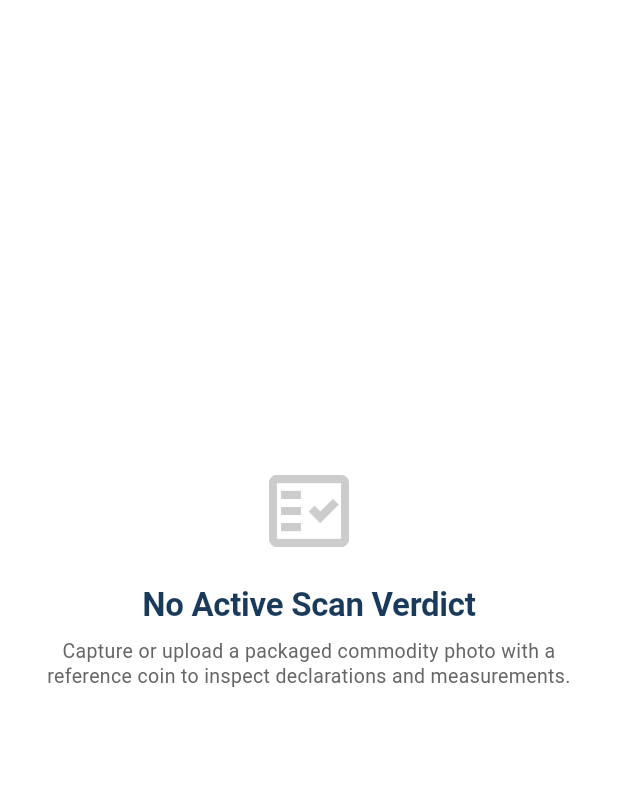
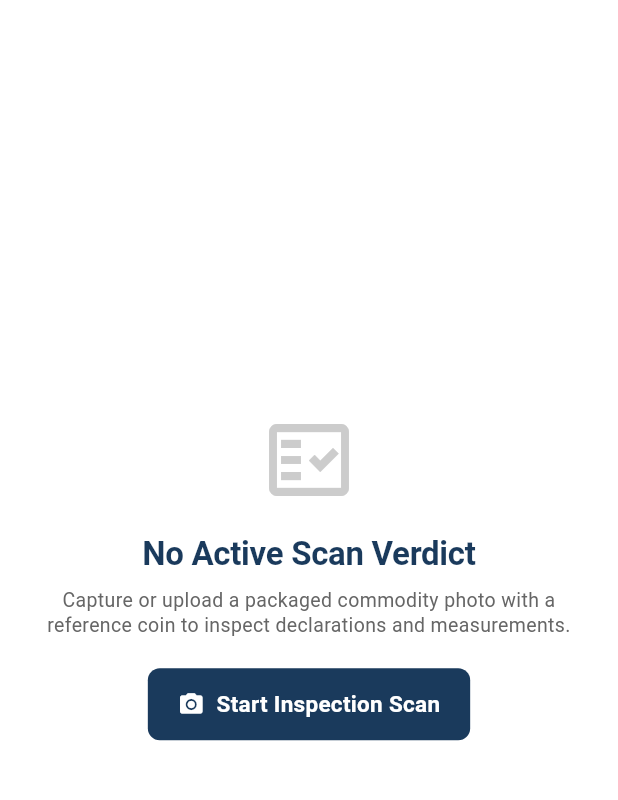
Before and after one commit to mohammedsaajidkhan/LEGALMETRY, a Flutter app: the ScanResultsScreen screen opened by its route, on a phone screen of 412 x 824 dp, the part 84-884 px from its top. Run offline on Flutter 3.47's test engine with Material 3 defaults, Android fonts, the phone set to English and light mode, and no system bars; our stand-ins replace camera, pdf, permission_handler, printing.

Commit message:
[ui] Wire PDF export triggers and enhance empty state navigation across all screens

```diff
--- a/frontend/lib/results/scan_results_screen.dart
+++ b/frontend/lib/results/scan_results_screen.dart
@@ -12,6 +12,7 @@ import 'package:flutter/material.dart';
 import '../core/theme/app_theme.dart';
 import '../core/api_client.dart';
 import '../reports/report_export_screen.dart';
+import '../capture/camera_screen.dart';
 
 class ScanResultsScreen extends StatefulWidget {
   final ScanResult? initialResult;
@@ -109,6 +110,19 @@ class _ScanResultsScreenState extends State<ScanResultsScreen> {
                   : 'Capture or upload a packaged commodity photo with a reference coin to inspect declarations and measurements.',
               textAlign: TextAlign.center,
               style: AppTheme.caption.copyWith(fontSize: 13),
+            ),
+            const SizedBox(height: AppTheme.spacing20),
+            ElevatedButton.icon(
+              onPressed: () {
+                Navigator.of(context).push(
+                  MaterialPageRoute(
+                    builder: (_) => const CameraScreen(),
+                  ),
+                );
+              },
+              style: AppTheme.primaryButtonStyle,
+              icon: const Icon(Icons.camera_alt, size: 18),
+              label: Text(_isHindi ? 'नया उत्पाद स्कैन करें' : 'Start Inspection Scan'),
             ),
           ],
         ),
```
Also changed, not shown: frontend/lib/dashboard/inspector_dashboard.dart (+14 -0 lines), 1 other file.
